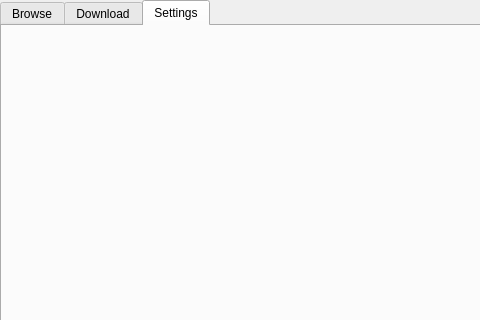
Qt form ui/MainWindow.ui (Arean82/JableTV-MissAV-Downloader-GUI-2026) before a commit; both pictures show x 0 to 480 and y 0 to 320 of the 1100 by 750 pixel window.
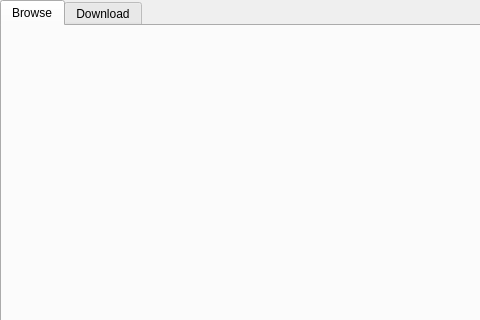
The same form after that commit.

Commit message: feat: implement modular GUI structure with new MainWindow and SettingsPanel widgets and update argument handling for configurable defaults

The edit to the form file:
```diff
--- a/ui/MainWindow.ui
+++ b/ui/MainWindow.ui
@@ -44,11 +44,6 @@
        <string>Download</string>
       </attribute>
      </widget>
-     <widget class="QWidget" name="tabSettings">
-      <attribute name="title">
-       <string>Settings</string>
-      </attribute>
-     </widget>
     </widget>
    </item>
   </layout>
```
The commit also changes 6 other files.
